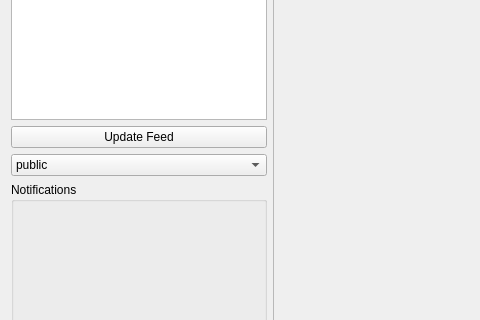
This is qml/main.ui in anjandev/fedi-go as Qt 5 draws it before an edit; both pictures show x 0 to 480 and y 263 to 583 of the 800 by 800 pixel window. The edited form follows.
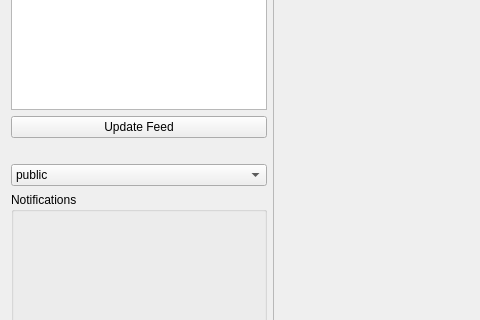
This is the edited form.

Commit message: added replying to statuses

```diff
--- a/qml/main.ui
+++ b/qml/main.ui
@@ -69,6 +69,19 @@
          </property>
         </widget>
        </item>
+       <item>
+        <widget class="QLabel" name="replyingStatus">
+         <property name="sizePolicy">
+          <sizepolicy hsizetype="Minimum" vsizetype="Maximum">
+           <horstretch>0</horstretch>
+           <verstretch>0</verstretch>
+          </sizepolicy>
+         </property>
+         <property name="text">
+          <string/>
+         </property>
+        </widget>
+       </item>
        <item>
         <widget class="QComboBox" name="timelineSelector">
          <item>
```
The commit also changes 2 other files.
